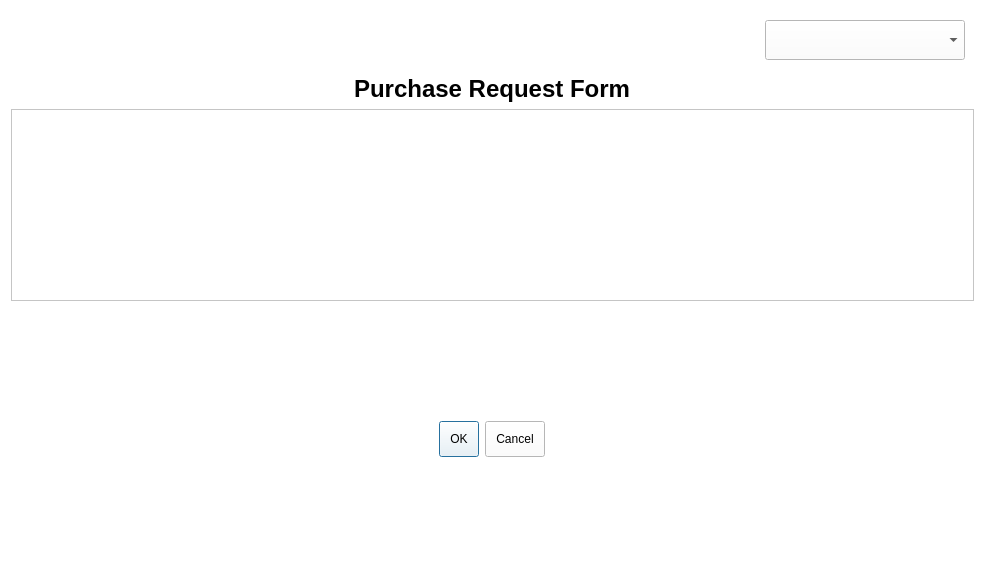
Before: the Qt Designer form requestitem.ui in arc-bphc/sims-gui, drawn with Qt 5.
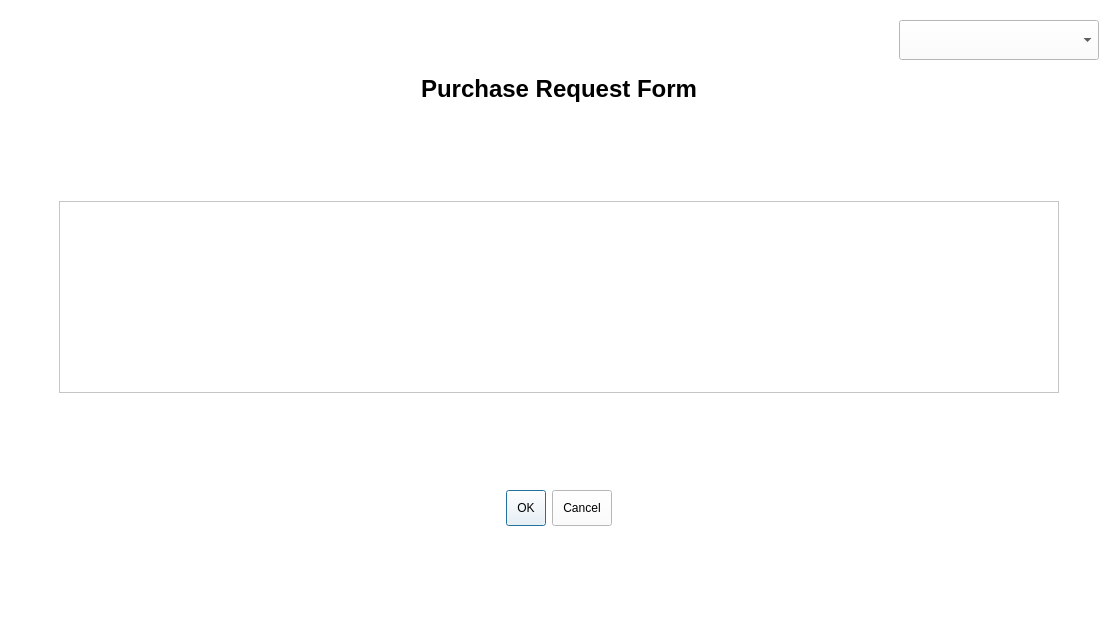
After: the same form once the commit is applied. Icons and pictures are not drawn.

The edit to the form file:
```diff
--- a/requestitem.ui
+++ b/requestitem.ui
@@ -6,8 +6,8 @@
    <rect>
     <x>0</x>
     <y>0</y>
-    <width>985</width>
-    <height>581</height>
+    <width>1119</width>
+    <height>629</height>
    </rect>
   </property>
   <property name="windowTitle">
@@ -21,8 +21,15 @@
   <layout class="QGridLayout" name="gridLayout_2">
    <item row="0" column="0">
     <layout class="QGridLayout" name="gridLayout">
-     <item row="2" column="0" colspan="3">
-      <widget class="QTextEdit" name="textEdit"/>
+     <item row="3" column="0" colspan="3" alignment="Qt::AlignHCenter">
+      <widget class="QTextEdit" name="textEdit">
+       <property name="minimumSize">
+        <size>
+         <width>1000</width>
+         <height>0</height>
+        </size>
+       </property>
+      </widget>
      </item>
      <item row="1" column="1" alignment="Qt::AlignHCenter|Qt::AlignTop">
       <widget class="QLabel" name="label">
@@ -135,14 +142,14 @@
        </property>
       </widget>
      </item>
-     <item row="4" column="1" alignment="Qt::AlignHCenter|Qt::AlignTop">
+     <item row="5" column="1" alignment="Qt::AlignHCenter|Qt::AlignTop">
       <widget class="QDialogButtonBox" name="buttonBox">
        <property name="standardButtons">
         <set>QDialogButtonBox::Cancel|QDialogButtonBox::Ok</set>
        </property>
       </widget>
      </item>
-     <item row="5" column="1">
+     <item row="6" column="1">
       <spacer name="verticalSpacer">
        <property name="orientation">
         <enum>Qt::Vertical</enum>
@@ -155,7 +162,7 @@
        </property>
       </spacer>
      </item>
-     <item row="3" column="1">
+     <item row="4" column="1">
       <spacer name="verticalSpacer_2">
        <property name="orientation">
         <enum>Qt::Vertical</enum>
@@ -168,6 +175,19 @@
        </property>
       </spacer>
      </item>
+     <item row="2" column="1">
+      <spacer name="verticalSpacer_3">
+       <property name="orientation">
+        <enum>Qt::Vertical</enum>
+       </property>
+       <property name="sizeHint" stdset="0">
+        <size>
+         <width>20</width>
+         <height>40</height>
+        </size>
+       </property>
+      </spacer>
+     </item>
     </layout>
    </item>
   </layout>
```
Left out of the diff: 4 changed lines with no effect on the pictures.
